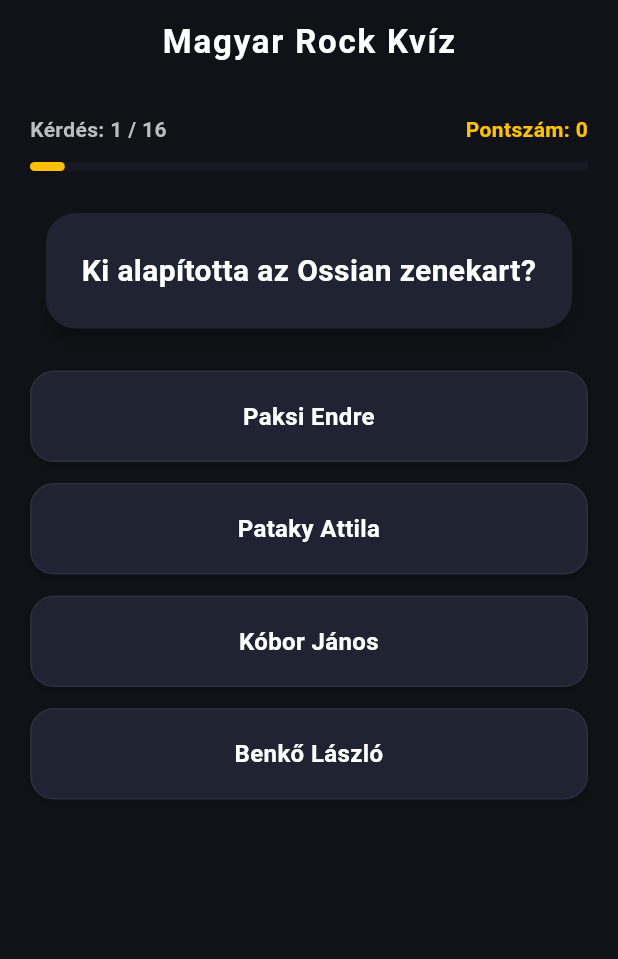
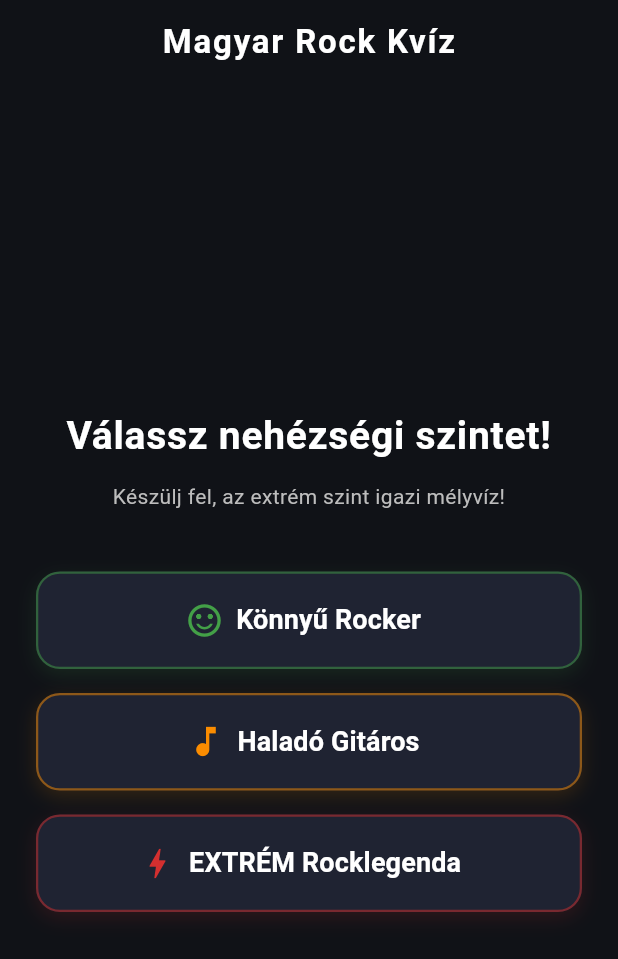
Before and after one commit to dajkagabi/quiz, a Flutter app: the screen it shows after launch, after a tap on "Kvíz Indítása", on a phone screen of 412 x 824 dp. Shown: the top 959 px of the screen. Run offline on Flutter 3.47's test engine with Material 3 defaults, Android fonts, the phone set to English and light mode, and no system bars; our stand-ins replace bloc, flutter_bloc; generated files the repository leaves out were written again.

Commit message:
A program stabilizálása..

```diff
--- a/lib/quiz/cubit/quiz_cubit.dart
+++ b/lib/quiz/cubit/quiz_cubit.dart
@@ -1,30 +1,51 @@
 import 'package:bloc/bloc.dart';
 import 'package:quiz/quiz/cubit/quiz_state.dart';
+import 'package:quiz/quiz/models/question.dart';
 import 'package:quiz/quiz/repository/quiz_repository.dart';
 
 // Cubit a quiz állapotának kezelésére
 class QuizCubit extends Cubit<QuizState> {
   final QuizRepository _repository;
+  List<Question> _allRawQuestions = []; // Eredeti lista tárolása
 
   QuizCubit(QuizRepository repository)
     : _repository = repository,
       super(QuizState.initial());
 
   Future<void> loadQuiz() async {
-    final rawQuestions = await _repository.loadQuestions();
-    final shuffledQuestions = List.of(rawQuestions)..shuffle();
-
+    _allRawQuestions = await _repository.loadQuestions();
     emit(
       state.copyWith(
-        questions: shuffledQuestions,
         isLoading: false,
       ),
     );
   }
 
-  // Kezdőképernyő,
-  void startQuiz() {
-    emit(state.copyWith(isWelcomePage: false));
+  // A kezdőlapról a nehézség választóra lépünk
+  void goToDifficultySelection() {
+    emit(
+      state.copyWith(
+        isWelcomePage: false,
+        isDifficultyPage: true,
+      ),
+    );
+  }
+
+  // Kiválasztjuk a nehézséget, kiszűrjük a listát, megkeverjük és indítunk
+  void selectDifficultyAndStart(String difficulty) {
+    final filteredQuestions = _allRawQuestions
+        .where((q) => q.difficulty.toLowerCase() == difficulty.toLowerCase())
+        .toList();
+
+    final shuffledQuestions = List.of(filteredQuestions)..shuffle();
+
+    emit(
+      state.copyWith(
+        questions: shuffledQuestions,
+        selectedDifficulty: difficulty,
+        isDifficultyPage: false,
+      ),
+    );
   }
 
   void answer(bool isCorrect, int selectedOptionIndex) {
@@ -38,8 +59,6 @@
     );
   }
 
-  // Vár egy rövid időt, majd megmutatja, hogy a válasz helyes volt-e.
-  // Ez létrehoz egy késleltetés  a felhasználói élményhez.
   Future<void> revealAnswerWithDelay(
     bool isCorrect,
     int selectedOptionIndex, {
@@ -49,7 +68,6 @@
     answer(isCorrect, selectedOptionIndex);
   }
 
-  // Vár egy rövid időt, majd megmutatja a következő kérdést, vagy ha már nincs több kérdés, akkor véget ér a játék.
   Future<void> goNextAfterDelay() async {
     await Future<void>.delayed(const Duration(seconds: 1));
     final nextIndex = state.currentQuestionIndex + 1;
@@ -70,7 +88,6 @@
   }
 
   void restart() {
-    // Újraindításkor visszajövünk a kezdőlapra, hogy újra lehessen indítani
     emit(QuizState.initial().copyWith(isLoading: true, isWelcomePage: true));
     loadQuiz();
   }
--- a/lib/quiz/cubit/quiz_state.dart
+++ b/lib/quiz/cubit/quiz_state.dart
@@ -14,6 +14,8 @@
   final bool? wasCorrect;
   final int? selectedOptionIndex;
   final bool isWelcomePage;
+  final bool isDifficultyPage;
+  final String? selectedDifficulty;
 
   const QuizState({
     required this.questions,
@@ -25,6 +27,8 @@
     required this.wasCorrect,
     required this.selectedOptionIndex,
     required this.isWelcomePage,
+    required this.isDifficultyPage,
+    this.selectedDifficulty,
   });
 
   factory QuizState.initial() {
@@ -38,6 +42,8 @@
       wasCorrect: null,
       selectedOptionIndex: null,
       isWelcomePage: true,
+      isDifficultyPage: false,
+      selectedDifficulty: null,
     );
   }
 
@@ -51,6 +57,8 @@
     bool? wasCorrect,
     int? selectedOptionIndex,
     bool? isWelcomePage,
+    bool? isDifficultyPage,
+    String? selectedDifficulty,
   }) {
     return QuizState(
       questions: questions ?? this.questions,
@@ -62,6 +70,8 @@
       wasCorrect: wasCorrect ?? this.wasCorrect,
       selectedOptionIndex: selectedOptionIndex ?? this.selectedOptionIndex,
       isWelcomePage: isWelcomePage ?? this.isWelcomePage,
+      isDifficultyPage: isDifficultyPage ?? this.isDifficultyPage,
+      selectedDifficulty: selectedDifficulty ?? this.selectedDifficulty,
     );
   }
 }
--- a/lib/quiz/repository/quiz_repository.dart
+++ b/lib/quiz/repository/quiz_repository.dart
@@ -12,6 +12,7 @@
 
     final jsonList = jsonDecode(jsonString) as List<dynamic>;
 
+    // A JSON-ból betöltött adatokból Question objektumokat hozunk létre
     return jsonList
         .map((e) => Question.fromJson(e as Map<String, dynamic>))
         .toList();
--- a/lib/quiz/view/quiz_page.dart
+++ b/lib/quiz/view/quiz_page.dart
@@ -1,16 +1,15 @@
 import 'package:flutter/material.dart';
 import 'package:flutter_bloc/flutter_bloc.dart';
+
 import 'package:quiz/quiz/cubit/quiz_cubit.dart';
 import 'package:quiz/quiz/cubit/quiz_state.dart';
 import 'package:quiz/quiz/view/result_view.dart';
 import 'package:quiz/quiz/repository/quiz_repository.dart';
 
 // A QuizPage a quiz alkalmazás fő oldala,
-//  ahol a kérdések megjelennek és a felhasználó válaszolhat rájuk.
+// ahol a kérdések megjelennek és a felhasználó válaszolhat rájuk.
 // A QuizCubit-et használja az állapot kezelésére,
 // és a QuizRepository-t a kérdések betöltésére.
-// A kérdések megjelenítése és a válaszok értékelése is itt történik.
-// Amikor a kvíz véget ér, egy eredmény nézet jelenik meg a pontszámmal és egy újraindítás gombbal.
 class QuizPage extends StatelessWidget {
   const QuizPage({super.key});
 
@@ -26,8 +25,7 @@
 class _QuizView extends StatelessWidget {
   const _QuizView();
 
-  /// Színpaletta a kvízhez: sötét háttér, kontrasztos kártyák és élénk színek
-  /// Visszatalálni ide változtatáshoz.
+  /// Színpaletta
   static const Color _bgColor = Color(0xFF101217);
   static const Color _cardColor = Color(0xFF1F2332);
   static const Color _accentColor = Color(0xFFFFC107);
@@ -55,16 +53,34 @@
             );
           }
 
+          // Kezdőlap
           if (state.isWelcomePage) {
-            return _buildWelcomeScreen(context, state.questions.length);
+            return _buildWelcomeScreen(context);
           }
 
+          //  Nehézség választó képernyő
+          if (state.isDifficultyPage) {
+            return _buildDifficultyScreen(context);
+          }
+
+          //  Eredmény
           if (state.isFinished) {
             return ResultView(score: state.score);
           }
 
+          // Biztonsági ellenőrzés, ha a szűrt lista üres lenne
+          if (state.questions.isEmpty) {
+            return const Center(
+              child: Text(
+                'Nincs elérhető kérdés ezen a szinten.',
+                style: TextStyle(color: _contentText, fontSize: 16),
+              ),
+            );
+          }
+
           final question = state.questions[state.currentQuestionIndex];
 
+          //  A kvíz játék felülete
           return SingleChildScrollView(
             padding: const EdgeInsets.all(20.0),
             child: Column(
@@ -299,7 +315,7 @@
                   ),
                 ],
 
-                // Manuális "Következő kérdés" gomb
+                // Következő kérdés gomb
                 if (state.isAnswered) ...[
                   const SizedBox(height: 24),
                   ElevatedButton.icon(
@@ -315,10 +331,7 @@
                     onPressed: () {
                       context.read<QuizCubit>().goNextAfterDelay();
                     },
-                    icon: const Icon(
-                      Icons.arrow_forward,
-                      // fontWeight not valid for Icon; using default.
-                    ),
+                    icon: const Icon(Icons.arrow_forward),
                     label: Text(
                       state.currentQuestionIndex + 1 >= state.questions.length
                           ? 'Eredmények megtekintése'
@@ -338,8 +351,8 @@
     );
   }
 
-  // 🔥 KIMAGASLÓAN SZEBB ÉS MODERNEBB KEZDŐLAP (WELCOME SCREEN)
-  Widget _buildWelcomeScreen(BuildContext context, int questionCount) {
+  //Kezdőképernyő
+  Widget _buildWelcomeScreen(BuildContext context) {
     return Container(
       width: double.infinity,
       padding: const EdgeInsets.symmetric(horizontal: 24.0, vertical: 32.0),
@@ -348,7 +361,6 @@
         crossAxisAlignment: CrossAxisAlignment.center,
         children: [
           const Spacer(),
-          // Nagyméretű dizájnos Rock ikon kör alakú háttérrel és parázs/arany effektussal
           Container(
             padding: const EdgeInsets.all(28),
             decoration: BoxDecoration(
@@ -360,14 +372,12 @@
               ),
             ),
             child: const Icon(
-              Icons.bolt, // Villám / Rock ikon
+              Icons.bolt,
               size: 80,
               color: _accentColor,
             ),
           ),
           const SizedBox(height: 40),
-
-          // Főcím stílusos betűközzel és vastagsággal
           const Text(
             'Magyar Rock Kvíz',
             style: TextStyle(
@@ -379,8 +389,6 @@
             textAlign: TextAlign.center,
           ),
           const SizedBox(height: 12),
-
-          // Alcím / Leírás
           Padding(
             padding: const EdgeInsets.symmetric(horizontal: 16.0),
             child: Text(
@@ -393,36 +401,7 @@
               ),
             ),
           ),
-          const SizedBox(height: 32),
-
-          // Kis modern "Badge" a kérdések számának kiemelésére
-          Container(
-            padding: const EdgeInsets.symmetric(horizontal: 16, vertical: 8),
-            decoration: BoxDecoration(
-              color: const Color(0xFF1E1E24),
-              borderRadius: BorderRadius.circular(30),
-              border: Border.all(color: Colors.white10),
-            ),
-            child: Row(
-              mainAxisSize: MainAxisSize.min,
-              children: [
-                const Icon(Icons.help_outline, color: _accentColor, size: 18),
-                const SizedBox(width: 8),
-                Text(
-                  '$questionCount kérdés vár rád',
-                  style: const TextStyle(
-                    color: Colors.white,
-                    fontWeight: FontWeight.w600,
-                    fontSize: 14,
-                  ),
-                ),
-              ],
-            ),
-          ),
-
           const Spacer(),
-
-          // Prémium kinézetű indítógomb
           Container(
             width: double.infinity,
             height: 60,
@@ -446,7 +425,8 @@
                 elevation: 0,
               ),
               onPressed: () {
-                context.read<QuizCubit>().startQuiz();
+                // Nehézség választóra ugrik
+                context.read<QuizCubit>().goToDifficultySelection();
               },
               child: const Row(
                 mainAxisAlignment: MainAxisAlignment.center,
@@ -470,4 +450,102 @@
       ),
     );
   }
+
+  //  Nehézség választó képernyő
+  Widget _buildDifficultyScreen(BuildContext context) {
+    return Padding(
+      padding: const EdgeInsets.all(24.0),
+      child: Column(
+        mainAxisAlignment: MainAxisAlignment.center,
+        crossAxisAlignment: CrossAxisAlignment.stretch,
+        children: [
+          const Text(
+            'Válassz nehézségi szintet!',
+            textAlign: TextAlign.center,
+            style: TextStyle(
+              fontSize: 26,
+              fontWeight: FontWeight.bold,
+              color: Colors.white,
+              letterSpacing: 0.5,
+            ),
+          ),
+          const SizedBox(height: 12),
+          Text(
+            'Készülj fel, az extrém szint igazi mélyvíz!',
+            textAlign: TextAlign.center,
+            style: TextStyle(
+              fontSize: 14,
+              color: Colors.grey.shade400,
+            ),
+          ),
+          const SizedBox(height: 40),
+          _buildDifficultyButton(
+            context,
+            label: 'Könnyű Rocker',
+            difficultyKey: 'easy',
+            color: Colors.green.shade600,
+            icon: Icons.sentiment_satisfied_alt,
+          ),
+          const SizedBox(height: 16),
+          _buildDifficultyButton(
+            context,
+            label: 'Haladó Gitáros',
+            difficultyKey: 'medium',
+            color: Colors.orange.shade600,
+            icon: Icons.music_note,
+          ),
+          const SizedBox(height: 16),
+          _buildDifficultyButton(
+            context,
+            label: 'EXTRÉM Rocklegenda ',
+            difficultyKey: 'extreme',
+            color: Colors.red.shade700,
+            icon: Icons.bolt,
+          ),
+        ],
+      ),
+    );
+  }
+
+  // Segéd-widget a nehézség gombok egységes és látványos megjelenítéséhez
+  Widget _buildDifficultyButton(
+    BuildContext context, {
+    required String label,
+    required String difficultyKey,
+    required Color color,
+    required IconData icon,
+  }) {
+    return Container(
+      height: 65,
+      decoration: BoxDecoration(
+        borderRadius: BorderRadius.circular(16),
+        boxShadow: [
+          BoxShadow(
+            color: color.withOpacity(0.15),
+            blurRadius: 10,
+            offset: const Offset(0, 4),
+          ),
+        ],
+      ),
+      child: ElevatedButton.icon(
+        style: ElevatedButton.styleFrom(
+          backgroundColor: _cardColor,
+          foregroundColor: Colors.white,
+          side: BorderSide(color: color.withOpacity(0.5), width: 1.5),
+          shape: RoundedRectangleBorder(
+            borderRadius: BorderRadius.circular(16),
+          ),
+          elevation: 0,
+        ),
+        onPressed: () {
+          context.read<QuizCubit>().selectDifficultyAndStart(difficultyKey);
+        },
+        icon: Icon(icon, color: color, size: 26),
+        label: Text(
+          label,
+          style: const TextStyle(fontSize: 18, fontWeight: FontWeight.bold),
+        ),
+      ),
+    );
+  }
 }
```
Also changed, not shown: assets/data/questions.json (+114 -0 lines).
